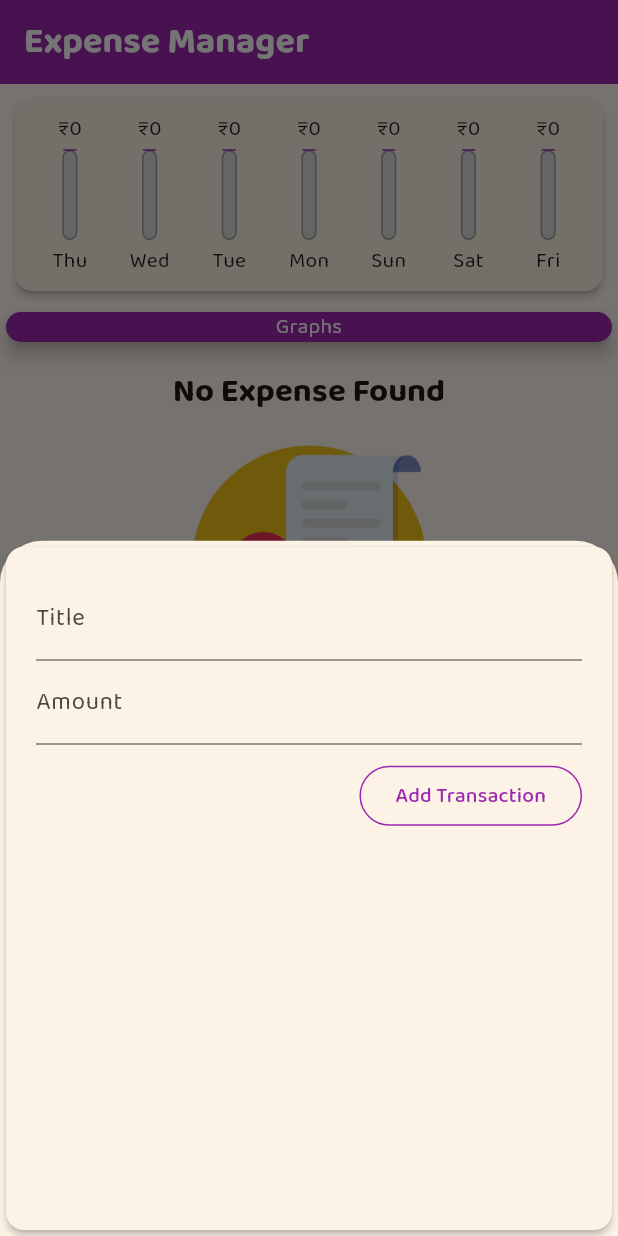
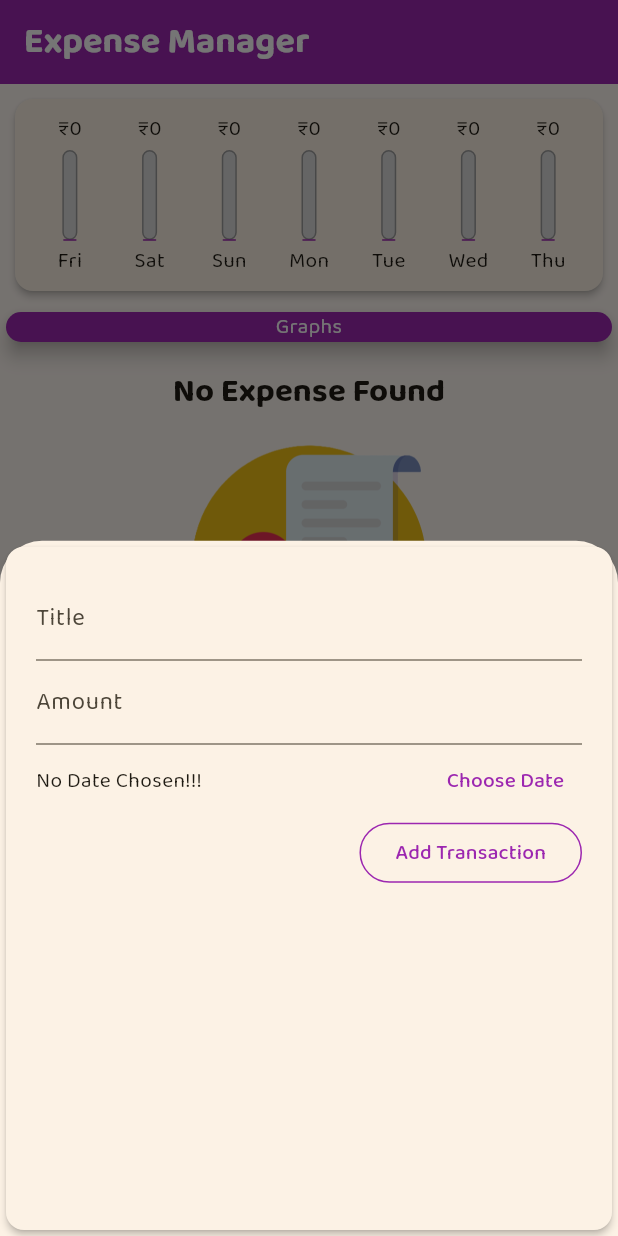
Before and after one commit to UmairAhmad981/expense_manager, a Flutter app: the screen it shows after launch, after a tap on the "add" icon, on a phone screen of 412 x 824 dp. Run offline on Flutter 3.47's test engine with Material 3 defaults, Android fonts, the phone set to English and light mode, and no system bars; project files that could hold a hidden picture were left out.

Commit message:
Finished App Without Data Storage

```diff
--- a/lib/main.dart
+++ b/lib/main.dart
@@ -56,12 +56,12 @@ class MyHomePage extends StatefulWidget {
 class _MyHomePageState extends State<MyHomePage> {
   final List<Transaction> _transactions = [];
 
-  void _addTransaction(String txTitle, double txAmt) {
+  void _addTransaction(String txTitle, double txAmt ,DateTime setDate) {
     final data = Transaction(
       id: DateTime.now().toString(),
       title: txTitle,
       amount: txAmt,
-      date: DateTime.now(),
+      date: setDate,
     );
     setState(() {
       _transactions.add(data);
@@ -84,7 +84,13 @@ class _MyHomePageState extends State<MyHomePage> {
           const Duration(days: 7),
         ),
       );
-    }).toList();
+    },).toList();
+  }
+
+  void _deleteItemsList(String id){
+    setState(() {
+    _transactions.removeWhere((idx) => idx.id==id);
+    });
   }
 
   @override
@@ -111,7 +117,7 @@ class _MyHomePageState extends State<MyHomePage> {
               ),
             ),
           ),
-          TransactionList(_transactions)
+          TransactionList(_transactions,_deleteItemsList)
         ],
       ),
       floatingActionButton: FloatingActionButton(
--- a/lib/widgets/chart.dart
+++ b/lib/widgets/chart.dart
@@ -20,7 +20,7 @@ class Chart extends StatelessWidget {
         }
       }
       return {'day': DateFormat.E().format(weekDay), 'amount': totalSum};
-    });
+    }).reversed.toList();
   }
 
   double get totalSpending {
--- a/lib/widgets/chart_bar.dart
+++ b/lib/widgets/chart_bar.dart
@@ -11,12 +11,15 @@ class ChartBar extends StatelessWidget {
   Widget build(BuildContext context) {
     return Column(
       children: <Widget>[
-        FittedBox(child: Text('₹${amount.toStringAsFixed(0)}')),
+        SizedBox(
+            height: 20,
+            child: FittedBox(child: Text('₹${amount.toStringAsFixed(0)}'))),
         const SizedBox(height: 4),
         SizedBox(
           height: 60,
           width: 10,
           child: Stack(
+            alignment: Alignment.bottomCenter,
             children: <Widget>[
               Container(
                 decoration: BoxDecoration(
@@ -34,7 +37,7 @@ class ChartBar extends StatelessWidget {
                     borderRadius: BorderRadius.circular(10),
                   ),
                 ),
-              )
+              ),
             ],
           ),
         ),
--- a/lib/widgets/new_transaction.dart
+++ b/lib/widgets/new_transaction.dart
@@ -1,4 +1,5 @@
 import 'package:flutter/material.dart';
+import 'package:intl/intl.dart';
 
 class NewTransaction extends StatefulWidget {
   final Function btnPressed;
@@ -17,7 +18,7 @@ class _NewTransactionState extends State<NewTransaction> {
   void addTxn() {
     final enteredText = titleText.text;
 
-    if (enteredText.isEmpty || amt.text.isEmpty) {
+    if (enteredText.isEmpty || amt.text.isEmpty || _date == null) {
       return;
     }
 
@@ -26,8 +27,28 @@ class _NewTransactionState extends State<NewTransaction> {
     widget.btnPressed(
       enteredText,
       double.parse(enteredAmt),
+      _date,
     );
     Navigator.pop(context);
+  }
+
+  DateTime? _date ;
+
+  void pickDate() {
+    showDatePicker(
+      initialDate: DateTime.now(),
+      context: context,
+      firstDate: DateTime(
+          DateTime.now().year, (DateTime.now().month) - 6, DateTime.now().day),
+      lastDate: DateTime.now(),
+    ).then((datePick) {
+      if (datePick == null) {
+        return;
+      }
+      setState(() {
+        _date = datePick;
+      });
+    });
   }
 
   @override
@@ -38,7 +59,7 @@ class _NewTransactionState extends State<NewTransaction> {
         margin: const EdgeInsets.fromLTRB(10, 10, 10, 0),
         padding: const EdgeInsets.all(10),
         child: Column(
-          crossAxisAlignment: CrossAxisAlignment.end,
+          crossAxisAlignment: CrossAxisAlignment.start,
           children: <Widget>[
             TextField(
               decoration: const InputDecoration(labelText: 'Title'),
@@ -51,8 +72,20 @@ class _NewTransactionState extends State<NewTransaction> {
               keyboardType: TextInputType.number,
               onSubmitted: (_) => addTxn(),
             ),
-            Padding(
-              padding: const EdgeInsets.fromLTRB(0, 10, 0, 0),
+            Row(
+              children: <Widget>[
+                Expanded(
+                    child: _date == null
+                        ? const Text("No Date Chosen!!!")
+                        : Text('Date : ${DateFormat('EEE, MMM d').format(_date!)}')),
+                TextButton(
+                  onPressed: pickDate,
+                  child: const Text("Choose Date"),
+                )
+              ],
+            ),
+            Container(
+              alignment: Alignment.bottomRight,
               child: OutlinedButton(
                 onPressed: () => addTxn(),
                 style: Theme.of(context).outlinedButtonTheme.style,
--- a/lib/widgets/transaction_list.dart
+++ b/lib/widgets/transaction_list.dart
@@ -4,8 +4,8 @@ import '../models/transaction.dart';
 
 class TransactionList extends StatelessWidget {
   final List<Transaction> _transactions;
-
-  const TransactionList(this._transactions, {super.key});
+  final Function _deleteItem;
+  const TransactionList(this._transactions,this._deleteItem ,{super.key});
 
   @override
   Widget build(BuildContext context) {
@@ -52,8 +52,8 @@ class TransactionList extends StatelessWidget {
                     subtitle: Text(
                       DateFormat.yMMMd().format(_transactions[index].date),
                       style: const TextStyle(fontSize: 14,color: Colors.grey),
-
                     ),
+                    trailing: IconButton(onPressed: () => _deleteItem(_transactions[index].id), icon: const Icon(Icons.delete_forever,color: Colors.red,)),
                   ),
                 );
               },
```
